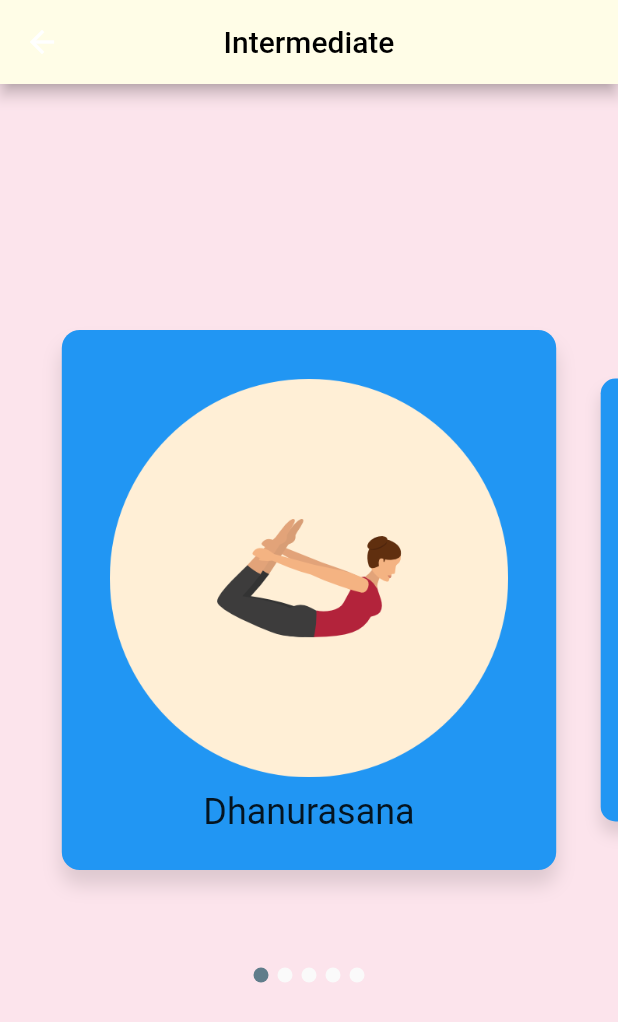
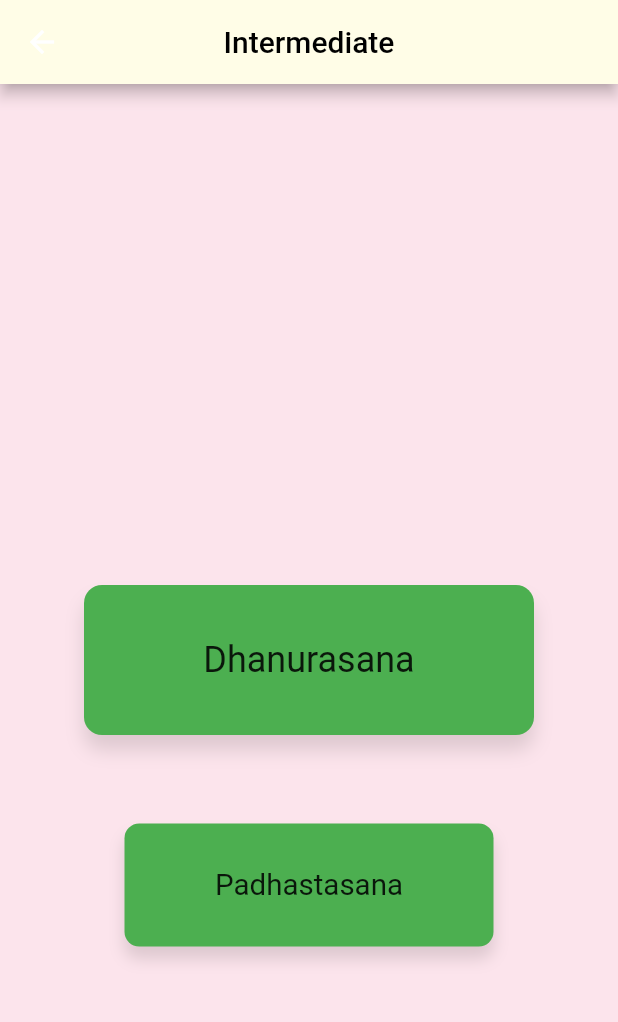
Before and after one commit to Chanakya01/GuruSadaka, a Flutter app: the Home screen opened directly, after a tap on "Intermediate", on a phone screen of 412 x 824 dp. Shown: the top 1022 px of the screen. Run offline on Flutter 3.47's test engine with Material 2 defaults, Android fonts, the phone set to English and light mode, and no system bars; our stand-ins replace camera, cloud_firestore, firebase_auth, firebase_storage, flutter_swiper, image_picker and 2 more; missing offline and left inert: tflite; accounts and stored records are empty.

Commit message:
"5th commit"

```diff
--- a/lib/home.dart
+++ b/lib/home.dart
@@ -1,5 +1,6 @@
 import 'package:camera/camera.dart';
 import 'package:flutter/material.dart';
+import 'package:guru_sadaka/asanaList.dart';
 import 'package:guru_sadaka/login.dart';
 import 'package:guru_sadaka/poses.dart';
 import 'package:guru_sadaka/profile.dart';
@@ -8,6 +9,8 @@ import 'package:guru_sadaka/size_route.dart';
 import 'package:guru_sadaka/util/pose_data.dart';
 import 'package:guru_sadaka/util/auth.dart';
 import 'package:guru_sadaka/util/user.dart';
+
+import 'poses.dart';
 
 class Home extends StatelessWidget {
   final String email;
@@ -67,111 +70,224 @@ class Home extends StatelessWidget {
           ),
         ],
       ),
-      body: Center(
-        child: SingleChildScrollView(
-          child: Column(
-            mainAxisAlignment: MainAxisAlignment.center,
-            children: <Widget>[
-              // Welcome Text
-              Padding(
-                padding: const EdgeInsets.all(32.0),
-                child: Text(
-                  'Welcome\n${user.displayName}',
-                  textAlign: TextAlign.center,
-                  style: TextStyle(
-                    fontSize: 26,
-                    color: Colors.black87,
-                  ),
-                ),
-              ),
-
-              // Beginner Button
-              Padding(
-                padding: const EdgeInsets.all(32.0),
-                child: ButtonTheme(
-                  minWidth: 200,
-                  height: 60,
-                  shape: RoundedRectangleBorder(
-                    borderRadius: BorderRadius.circular(30),
-                  ),
-                  child: FlatButton(
-                    color: Colors.green,
-                    child: Text(
-                      'Beginner',
-                      style: TextStyle(
-                        fontSize: 20,
-                        color: Colors.white,
-                      ),
-                    ),
-                    onPressed: () => _onPoseSelect(
+      body: ListView(
+        children: [
+          Container(
+            padding: EdgeInsets.fromLTRB(10, 10, 10, 0),
+            height: 220,
+            width: double.maxFinite,
+            child: GestureDetector(
+              onTap: () => _onPoseSelect(
                 context,
                 'Beginner',
                 beginnerAsanas,
                 Colors.green,
               ),
+              child: Card(
+                elevation: 5,
+                //color: Gradient(colors: null),
+                child: Row(
+                  children: [
+                    Image(
+                      image: AssetImage('assets/poses/Bhujangasana.png'),
+                      width: 175,
+                      fit: BoxFit.cover,
                     ),
+                    SizedBox(
+                      width: 20,
                     ),
+                    Text(
+                      'Beginner',
+                      style: TextStyle(color: Colors.pink, fontSize: 20),
                     ),
-
-              // Intermediate Button
-              Padding(
-                padding: const EdgeInsets.all(32.0),
-                child: ButtonTheme(
-                  minWidth: 200,
-                  height: 60,
-                  shape: RoundedRectangleBorder(
-                    borderRadius: BorderRadius.circular(30),
-                  ),
-                  child: FlatButton(
-                    color: Colors.blue,
-                    child: Text(
-                      'Intermediate',
-                      style: TextStyle(
-                        fontSize: 20,
-                        color: Colors.white,
-                      ),
-                    ),
-                    onPressed: () => _onPoseSelect(
-                      context,
-                      'Intermediate',
-                      intermediateAsanas,
-                      Colors.blue,
+                  ],
                 ),
               ),
             ),
           ),
-
-              // Advance Button
-              Padding(
-                padding: const EdgeInsets.all(32.0),
-                child: ButtonTheme(
-                  minWidth: 200,
-                  height: 60,
-                  shape: RoundedRectangleBorder(
-                    borderRadius: BorderRadius.circular(30),
+          Container(
+            padding: EdgeInsets.fromLTRB(10, 10, 10, 0),
+            height: 220,
+            width: double.maxFinite,
+            child: GestureDetector(
+              onTap: () => _onPoseSelect(
+                context,
+                'Intermediate',
+                intermediateAsanas,
+                Colors.green,
               ),
-                  child: FlatButton(
-                    color: Colors.deepPurple,
-                    child: Text(
-                      'Advance',
-                      style: TextStyle(
-                        fontSize: 20,
-                        color: Colors.white,
+              child: Card(
+                elevation: 5,
+                //color: Gradient(colors: null),
+                child: Row(
+                  children: [
+                    Image(
+                      image: AssetImage('assets/poses/Padhastasana.png'),
+                      width: 175,
+                      fit: BoxFit.cover,
+                    ),
+                    SizedBox(
+                      width: 20,
+                    ),
+                    Text(
+                      'Intermediate',
+                      style: TextStyle(color: Colors.pink, fontSize: 20),
+                    ),
+                  ],
                 ),
               ),
-                    onPressed: () => _onPoseSelect(
+            ),
+          ),
+          Container(
+            padding: EdgeInsets.fromLTRB(10, 10, 10, 0),
+            height: 220,
+            width: double.maxFinite,
+            child: GestureDetector(
+              onTap: () => _onPoseSelect(
                 context,
-                      'Advance',
+                'Advanced',
                 advanceAsanas,
-                      Colors.deepPurple[400],
+                Colors.green,
+              ),
+              child: Card(
+                elevation: 5,
+                //color: Gradient(colors: null),
+                child: Row(
+                  children: [
+                    Image(
+                      image: AssetImage('assets/poses/Bakasana.png'),
+                      width: 175,
+                      fit: BoxFit.cover,
+                    ),
+                    SizedBox(
+                      width: 20,
+                    ),
+                    Text(
+                      'Advanced',
+                      style: TextStyle(color: Colors.pink, fontSize: 20),
+                    ),
+                  ],
                 ),
               ),
             ),
           ),
         ],
       ),
-        ),
-      ),
+      // Center(
+      //   child: SingleChildScrollView(
+      //     child: Column(
+      //       mainAxisAlignment: MainAxisAlignment.center,
+      //       children: <Widget>[
+      //         // Welcome Text
+      //         Padding(
+      //           padding: const EdgeInsets.all(32.0),
+      //           child: Text(
+      //             'Welcome\n${user.displayName}',
+      //             textAlign: TextAlign.center,
+      //             style: TextStyle(
+      //               fontSize: 26,
+      //               color: Colors.black87,
+      //             ),
+      //           ),
+      //         ),
+
+      //         // Beginner Button
+      //         Padding(
+      //           padding: const EdgeInsets.all(32.0),
+      //           child: Card(
+      //             elevation: 10,
+      //             child: Column(
+      //               children: [
+      //                 Image(
+      //                   image: AssetImage('assets/poses/Bakasana.png'),
+      //                 ),
+      //                 ButtonTheme(
+      //                   minWidth: 200,
+      //                   height: 60,
+      //                   shape: RoundedRectangleBorder(
+      //                     borderRadius: BorderRadius.circular(30),
+      //                   ),
+      //                   child: FlatButton(
+      //                     color: Colors.green,
+      //                     child: Text(
+      //                       'Beginner',
+      //                       style: TextStyle(
+      //                         fontSize: 20,
+      //                         color: Colors.white,
+      //                       ),
+      //                     ),
+      //                     onPressed: () => _onPoseSelect(
+      //                       context,
+      //                       'Beginner',
+      //                       beginnerAsanas,
+      //                       Colors.green,
+      //                     ),
+      //                   ),
+      //                 ),
+      //               ],
+      //             ),
+      //           ),
+      //         ),
+
+      //         // Intermediate Button
+      //         Padding(
+      //           padding: const EdgeInsets.all(32.0),
+      //           child: ButtonTheme(
+      //             minWidth: 200,
+      //             height: 60,
+      //             shape: RoundedRectangleBorder(
+      //               borderRadius: BorderRadius.circular(30),
+      //             ),
+      //             child: FlatButton(
+      //               color: Colors.blue,
+      //               child: Text(
+      //                 'Intermediate',
+      //                 style: TextStyle(
+      //                   fontSize: 20,
+      //                   color: Colors.white,
+      //                 ),
+      //               ),
+      //               onPressed: () => _onPoseSelect(
+      //                 context,
+      //                 'Intermediate',
+      //                 intermediateAsanas,
+      //                 Colors.blue,
+      //               ),
+      //             ),
+      //           ),
+      //         ),
+
+      //         // Advance Button
+      //         Padding(
+      //           padding: const EdgeInsets.all(32.0),
+      //           child: ButtonTheme(
+      //             minWidth: 200,
+      //             height: 60,
+      //             shape: RoundedRectangleBorder(
+      //               borderRadius: BorderRadius.circular(30),
+      //             ),
+      //             child: FlatButton(
+      //               color: Colors.deepPurple,
+      //               child: Text(
+      //                 'Advance',
+      //                 style: TextStyle(
+      //                   fontSize: 20,
+      //                   color: Colors.white,
+      //                 ),
+      //               ),
+      //               onPressed: () => _onPoseSelect(
+      //                 context,
+      //                 'Advance',
+      //                 advanceAsanas,
+      //                 Colors.deepPurple[400],
+      //               ),
+      //             ),
+      //           ),
+      //         ),
+      //       ],
+      //     ),
+      //   ),
+      // ),
     );
   }
 
@@ -219,6 +335,7 @@ class _CircleProfileImageState extends State<CircleProfileImage> {
               ? AssetImage(
                   'assets/images/profile-image.png',
                 )
+              // ignore: dead_code
               : NetworkImage(user.photoUrl),
         ),
       ),
--- a/lib/poses.dart
+++ b/lib/poses.dart
@@ -1,6 +1,7 @@
 import 'package:camera/camera.dart';
 import 'package:flutter/material.dart';
 import 'package:flutter_swiper/flutter_swiper.dart';
+import 'package:guru_sadaka/describe.dart';
 import 'package:guru_sadaka/inference.dart';
 import 'package:guru_sadaka/yoga_card.dart';
 
@@ -28,22 +29,29 @@ class Poses extends StatelessWidget {
           child: Swiper(
             itemCount: asanas.length,
             loop: false,
-            viewportFraction: 0.8,
+            viewportFraction: 0.3,
             scale: 0.82,
             outer: true,
-            pagination: SwiperPagination(
-              alignment: Alignment.bottomCenter,
-              margin: EdgeInsets.all(32.0),
-            ),
-            onTap: (index) => _onSelect(context, asanas[index]),
+            scrollDirection: Axis.vertical,
+            /* pagination: SwiperPagination(
+              alignment: Alignment.topCenter,
+              margin: EdgeInsets.all(10.0),
+            ),*/
+            onTap: (index) => _onclick(context, asanas[index], index),
             itemBuilder: (BuildContext context, int index) {
               return Center(
-                child: Container(
-                  height: 360,
-                  child: YogaCard(
-                    asana: asanas[index],
-                    color: color,
-                  ),
+                child: Row(
+                  mainAxisAlignment: MainAxisAlignment.center,
+                  children: [
+                    Container(
+                      height: 100,
+                      width: 300,
+                      child: YogaCard(
+                        asana: asanas[index],
+                        color: color,
+                      ),
+                    ),
+                  ],
                 ),
               );
             },
@@ -66,4 +74,18 @@ class Poses extends StatelessWidget {
       ),
     );
   }
+
+  void _onclick(BuildContext context, String customModelName, int index) async {
+    Navigator.push(
+      context,
+      MaterialPageRoute(
+        builder: (context) => DescribePage(
+          cameras: cameras,
+          title: customModelName,
+          indexAsana: index,
+          customModel: customModelName,
+        ),
+      ),
+    );
+  }
 }
--- a/lib/yoga_card.dart
+++ b/lib/yoga_card.dart
@@ -26,13 +26,6 @@ class YogaCard extends StatelessWidget {
       child: Column(
         mainAxisAlignment: MainAxisAlignment.spaceAround,
         children: <Widget>[
-          Padding(
-            padding: const EdgeInsets.all(8.0),
-            child: Image.asset(
-              "assets/poses/" + asana + ".png",
-              fit: BoxFit.contain,
-            ),
-          ),
           Text(
             asana,
             style: TextStyle(fontSize: 24),
@@ -42,3 +35,12 @@ class YogaCard extends StatelessWidget {
     );
   }
 }
+
+/*Padding(
+            padding: const EdgeInsets.all(8.0),
+            child:
+            Image.asset(
+              "assets/poses/" + asana + ".png",
+              fit: BoxFit.contain,
+            ),
+          ),*/
```
Also changed, not shown: lib/asanaList.dart (added, +64 -0 lines), lib/describe.dart (added, +48 -0 lines), lib/util/pose_description.dart (added, +31 -0 lines), 1 other file. Lines whose indentation alone changed are shown as unchanged.
